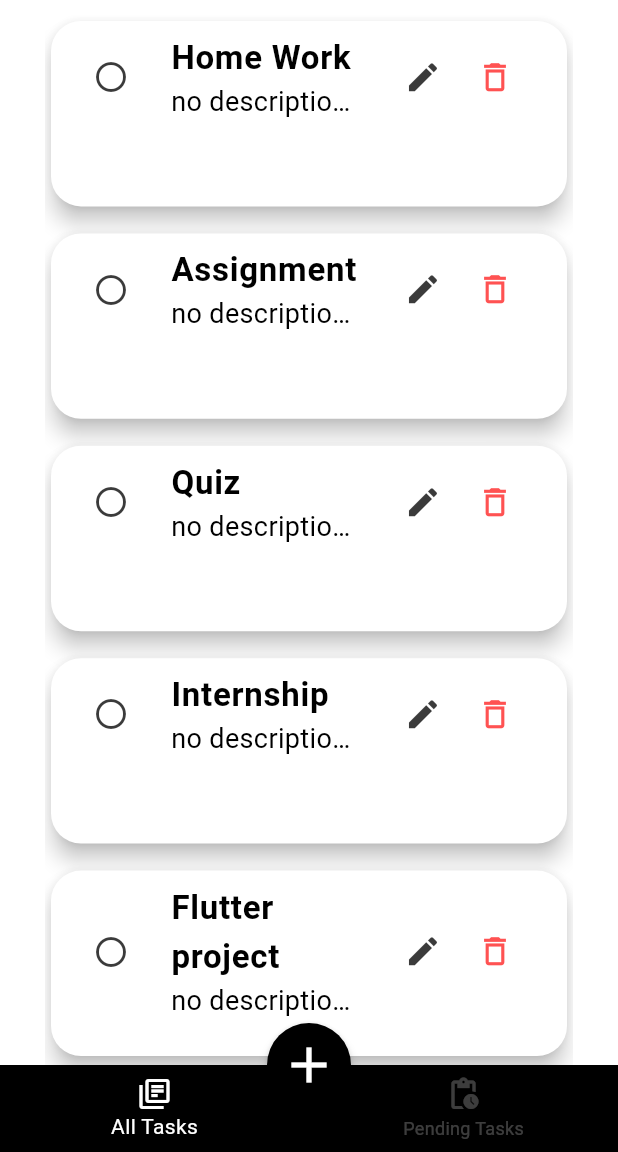
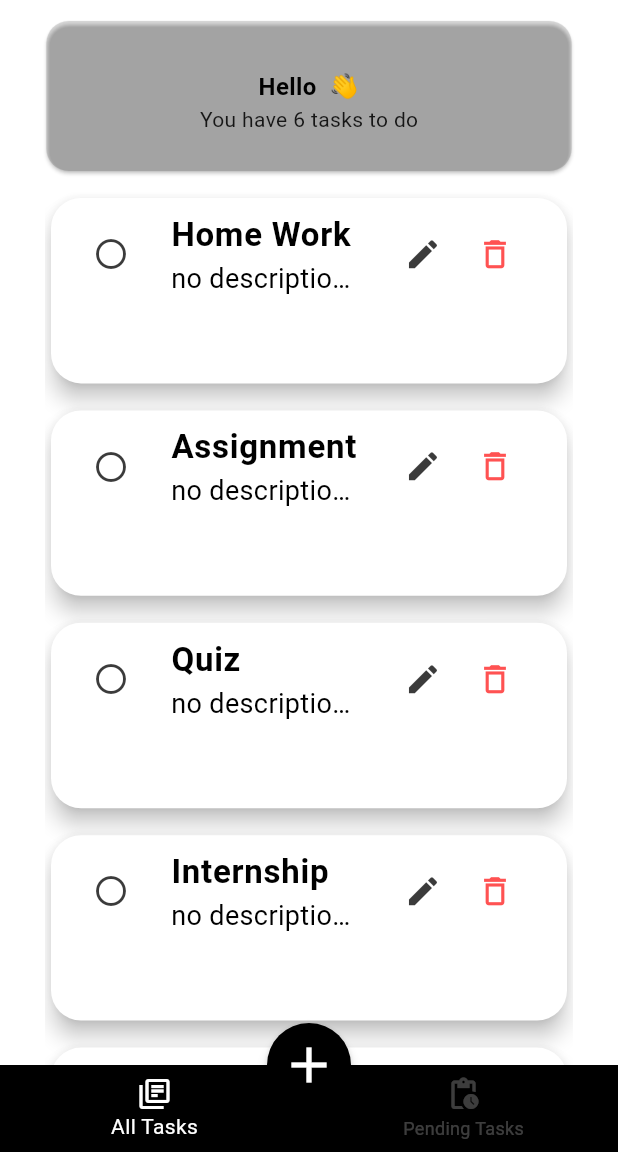
Before and after one commit to klarasameh1/TaskyApp, a Flutter app: the screen it shows after launch, after a tap on "Get Started", on a phone screen of 412 x 824 dp, the part 84-1236 px from its top. Run offline on Flutter 3.47's test engine with Material 3 defaults, Android fonts, the light colour scheme and no system bars.

Commit message:
new stats card

```diff
--- a/lib/screens/home_screen.dart
+++ b/lib/screens/home_screen.dart
@@ -3,10 +3,13 @@ import 'package:first_app/screens/pendigTasks.dart';
 import 'package:flutter/material.dart';
 import 'package:provider/provider.dart';
 import '../dialogs/addDialog.dart';
+import '../widgets/stats_card.dart';
 import 'allTasks.dart';
 
 class HomeScreen extends StatefulWidget {
-  const HomeScreen({super.key, required String userName});
+  final String userName; // ✅ store the username here
+
+  const HomeScreen({super.key, required this.userName});
 
   @override
   State<HomeScreen> createState() => _HomeScreenState();
@@ -18,7 +21,6 @@ class _HomeScreenState extends State<HomeScreen> {
 
   @override
   Widget build(BuildContext context) {
-
     return Scaffold(
       backgroundColor: Colors.white,
       resizeToAvoidBottomInset: false,
@@ -26,16 +28,13 @@ class _HomeScreenState extends State<HomeScreen> {
         backgroundColor: Colors.black,
         scrolledUnderElevation: 0,
         surfaceTintColor: Colors.transparent,
-
         centerTitle: true,
-
-        title: Text(
+        title: const Text(
           "TaskyApp",
           style: TextStyle(
             fontWeight: FontWeight.bold,
             fontSize: 26,
             color: Colors.white,
-
           ),
         ),
         actions: [
@@ -46,16 +45,19 @@ class _HomeScreenState extends State<HomeScreen> {
             icon: const Icon(Icons.delete_sweep_outlined, color: Colors.white),
           )
         ],
-
       ),
 
-      body:Column(
+      body: Column(
         children: [
-          SizedBox(height: 10,),
+          const SizedBox(height: 10),
+          StatsCard(
+            name: widget.userName,
+            count: TaskProvider().tasks.length, // you can pass actual task count from provider later
+          ),
+          const SizedBox(height: 10),
           Expanded(child: pages[selectedItem]),
         ],
       ),
-
 
       floatingActionButtonLocation: FloatingActionButtonLocation.centerDocked,
       floatingActionButton: FloatingActionButton(
@@ -65,12 +67,12 @@ class _HomeScreenState extends State<HomeScreen> {
         shape: const CircleBorder(),
         backgroundColor: Colors.black,
         elevation: 3,
-        child: Icon(Icons.add, size: 40, color: Colors.white),
+        child: const Icon(Icons.add, size: 40, color: Colors.white),
       ),
       bottomNavigationBar: Container(
-          decoration: const BoxDecoration(
+        decoration: const BoxDecoration(
           color: Colors.black,
-          ),
+        ),
         child: BottomNavigationBar(
           backgroundColor: Colors.transparent,
           elevation: 0,
@@ -78,7 +80,9 @@ class _HomeScreenState extends State<HomeScreen> {
           selectedItemColor: Colors.white,
           currentIndex: selectedItem,
           onTap: (index) {
-            setState(() { selectedItem = index; });
+            setState(() {
+              selectedItem = index;
+            });
           },
           items: const [
             BottomNavigationBarItem(
--- a/lib/widgets/stats_card.dart
+++ b/lib/widgets/stats_card.dart
@@ -1,35 +1,45 @@
 import 'package:flutter/material.dart';
 
 class StatsCard extends StatelessWidget {
-  final String title ;
+  final String name;
   final int count;
-  final IconData icon;
 
-  const StatsCard({super.key, this.title = '', this.count = 0, required this.icon});
+  const StatsCard({
+    super.key,
+    this.name = '',
+    this.count = 0,
+  });
 
   @override
   Widget build(BuildContext context) {
     return Card(
       shape: RoundedRectangleBorder(borderRadius: BorderRadius.circular(15)),
-      elevation: 6,
-      color: Colors.grey,
+      color: Colors.black12,
       child: Container(
-        width: MediaQuery.of(context).size.width * 0.3,
-        height: MediaQuery.of(context).size.height * 0.1,
-        padding: const EdgeInsets.all(5),
+        width: MediaQuery.of(context).size.width * 0.85,
+        height: 100,
+        padding: const EdgeInsets.all(12),
         child: Column(
           mainAxisAlignment: MainAxisAlignment.center,
           children: [
-            Icon(icon, color: Colors.white, size: 25),
-            const SizedBox(height: 5),
+            const SizedBox(height: 8),
             Text(
-              title,
-              style: const TextStyle(fontSize: 14, fontWeight: FontWeight.bold, color: Colors.white),
+              "Hello $name 👋",
+              style: const TextStyle(
+                fontSize: 16,
+                fontWeight: FontWeight.bold,
+                color: Colors.black,
+              ),
               overflow: TextOverflow.ellipsis,
             ),
             Text(
-              count > 0 ? "$count" : "",
-              style: const TextStyle(fontSize: 14, fontWeight: FontWeight.bold, color: Colors.white),
+              count > 0
+                  ? "You have $count tasks to do"
+                  : "No tasks yet 🎉",
+              style: const TextStyle(
+                fontSize: 14,
+                color: Colors.black87,
+              ),
             ),
           ],
         ),
```
